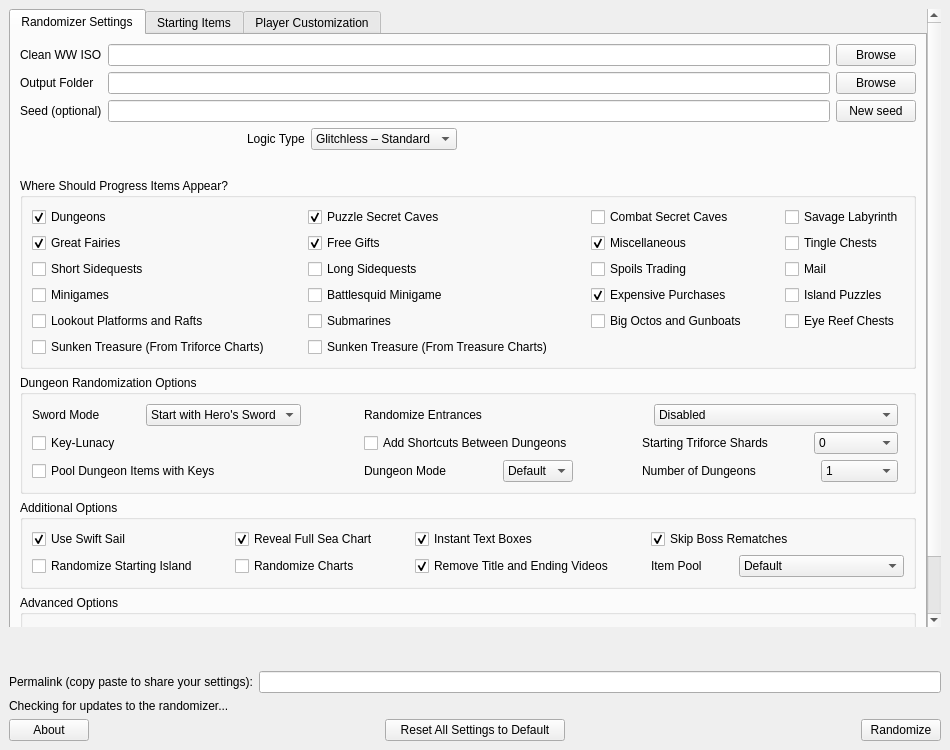
Qt form wwr_ui/randomizer_window.ui (wooferzfg/wwrando) before a commit.
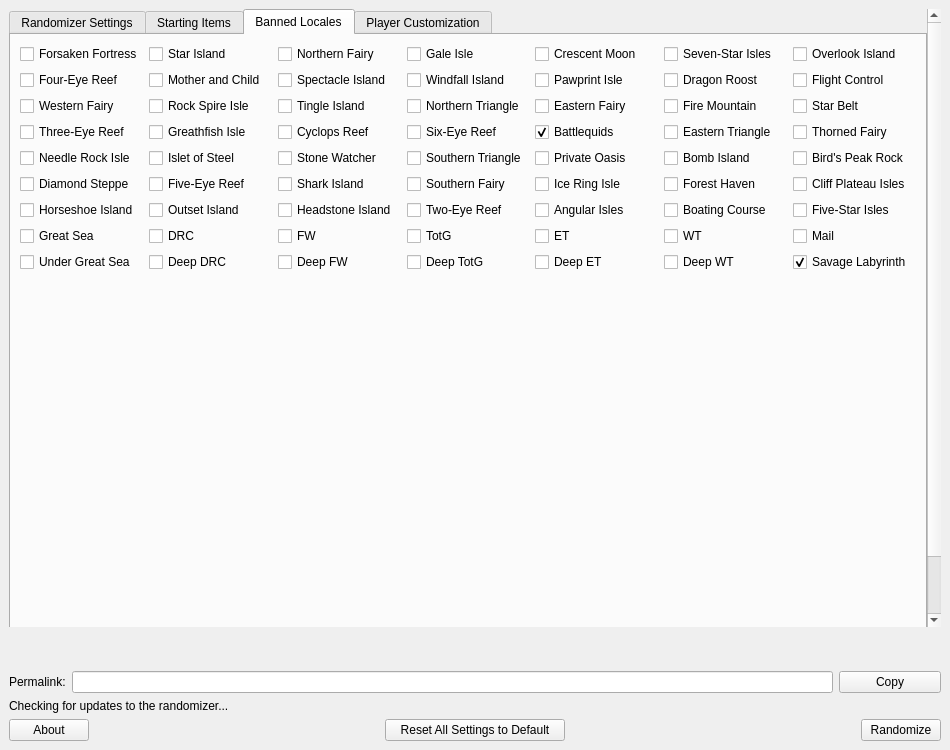
The same form after that commit. The open tabs and pages were chosen to show the change.

Patch:
```diff
--- a/wwr_ui/randomizer_window.ui
+++ b/wwr_ui/randomizer_window.ui
@@ -50,6 +50,12 @@
           <property name="enabled">
            <bool>true</bool>
           </property>
+          <property name="sizePolicy">
+           <sizepolicy hsizetype="Preferred" vsizetype="Preferred">
+            <horstretch>0</horstretch>
+            <verstretch>0</verstretch>
+           </sizepolicy>
+          </property>
           <property name="currentIndex">
            <number>0</number>
           </property>
@@ -237,41 +243,48 @@
                <string>Where Should Progress Items Appear?</string>
               </property>
               <layout class="QGridLayout" name="gridLayout_2">
-               <item row="6" column="2">
-                <widget class="QCheckBox" name="progression_battlesquid">
+               <item row="0" column="0">
+                <widget class="QCheckBox" name="progression_dungeons">
                  <property name="text">
-                  <string>Battlesquid Minigame</string>
+                  <string>Dungeons</string>
                  </property>
                 </widget>
                </item>
-               <item row="6" column="0">
-                <widget class="QCheckBox" name="progression_minigames">
+               <item row="5" column="1">
+                <widget class="QCheckBox" name="progression_long_sidequests">
                  <property name="text">
-                  <string>Minigames</string>
+                  <string>Long Sidequests</string>
                  </property>
                 </widget>
                </item>
-               <item row="7" column="4">
-                <widget class="QCheckBox" name="progression_big_octos_gunboats">
+               <item row="5" column="2">
+                <widget class="QCheckBox" name="progression_spoils_trading">
                  <property name="text">
                   <string>Big Octos and Gunboats</string>
                  </property>
                 </widget>
                </item>
-               <item row="0" column="1">
-                <spacer name="horizontalSpacer_7">
-                 <property name="orientation">
-                  <enum>Qt::Horizontal</enum>
+               <item row="5" column="0">
+                <widget class="QCheckBox" name="progression_short_sidequests">
+                 <property name="text">
+                  <string>Short Sidequests</string>
                  </property>
-                 <property name="sizeHint" stdset="0">
-                  <size>
-                   <width>40</width>
-                   <height>20</height>
-                  </size>
+                 <property name="checked">
+                  <bool>true</bool>
                  </property>
-                </spacer>
+                </widget>
                </item>
-               <item row="6" column="4">
+               <item row="8" column="2">
+                <widget class="QCheckBox" name="progression_free_gifts">
+                 <property name="text">
+                  <string>Free Gifts</string>
+                 </property>
+                 <property name="checked">
+                  <bool>true</bool>
+                 </property>
+                </widget>
+               </item>
+               <item row="7" column="2">
                 <widget class="QCheckBox" name="progression_expensive_purchases">
                  <property name="text">
                   <string>Expensive Purchases</string>
@@ -281,8 +294,8 @@
                  </property>
                 </widget>
                </item>
-               <item row="1" column="0">
-                <widget class="QCheckBox" name="progression_great_fairies">
+               <item row="7" column="0">
+                <widget class="QCheckBox" name="progression_short_minigames">
                  <property name="text">
                   <string>Great Fairies</string>
                  </property>
@@ -291,31 +304,14 @@
                  </property>
                 </widget>
                </item>
-               <item row="0" column="4">
-                <widget class="QCheckBox" name="progression_combat_secret_caves">
+               <item row="10" column="0" colspan="2">
+                <widget class="QCheckBox" name="progression_triforce_charts">
                  <property name="text">
                   <string>Combat Secret Caves</string>
                  </property>
                 </widget>
                </item>
-               <item row="0" column="6">
-                <widget class="QCheckBox" name="progression_savage_labyrinth">
-                 <property name="text">
-                  <string>Savage Labyrinth</string>
-                 </property>
-                </widget>
-               </item>
-               <item row="1" column="4">
-                <widget class="QCheckBox" name="progression_misc">
-                 <property name="text">
-                  <string>Miscellaneous</string>
-                 </property>
-                 <property name="checked">
-                  <bool>true</bool>
-                 </property>
-                </widget>
-               </item>
-               <item row="0" column="2">
+               <item row="0" column="1">
                 <widget class="QCheckBox" name="progression_puzzle_secret_caves">
                  <property name="text">
                   <string>Puzzle Secret Caves</string>
@@ -325,87 +321,90 @@
                  </property>
                 </widget>
                </item>
-               <item row="7" column="6">
+               <item row="8" column="3">
+                <widget class="QCheckBox" name="progression_misc">
+                 <property name="text">
+                  <string>Miscellaneous</string>
+                 </property>
+                 <property name="checkable">
+                  <bool>true</bool>
+                 </property>
+                 <property name="checked">
+                  <bool>false</bool>
+                 </property>
+                </widget>
+               </item>
+               <item row="10" column="2" colspan="2">
+                <widget class="QCheckBox" name="progression_treasure_charts">
+                 <property name="text">
+                  <string>Sunken Treasure (From Treasure Charts)</string>
+                 </property>
+                </widget>
+               </item>
+               <item row="8" column="1">
                 <widget class="QCheckBox" name="progression_eye_reef_chests">
                  <property name="text">
                   <string>Eye Reef Chests</string>
                  </property>
                 </widget>
                </item>
-               <item row="4" column="6">
-                <widget class="QCheckBox" name="progression_mail">
+               <item row="1" column="3">
+                <widget class="QCheckBox" name="progression_long_combat_trials">
                  <property name="text">
-                  <string>Mail</string>
+                  <string>Long Combat Trials</string>
                  </property>
                 </widget>
                </item>
-               <item row="1" column="6">
+               <item row="7" column="1">
+                <widget class="QCheckBox" name="progression_long_minigames">
+                 <property name="text">
+                  <string>Long Minigames</string>
+                 </property>
+                </widget>
+               </item>
+               <item row="1" column="0">
                 <widget class="QCheckBox" name="progression_tingle_chests">
                  <property name="text">
                   <string>Tingle Chests</string>
                  </property>
                 </widget>
                </item>
-               <item row="6" column="6">
-                <widget class="QCheckBox" name="progression_island_puzzles">
+               <item row="1" column="1">
+                <widget class="QCheckBox" name="progression_great_fairies">
                  <property name="text">
                   <string>Island Puzzles</string>
                  </property>
                 </widget>
                </item>
-               <item row="7" column="0">
+               <item row="0" column="3">
+                <widget class="QCheckBox" name="progression_combat_secret_caves">
+                 <property name="text">
+                  <string>Combat Secret Caves</string>
+                 </property>
+                </widget>
+               </item>
+               <item row="0" column="2">
+                <widget class="QCheckBox" name="progression_mixed_secret_caves">
+                 <property name="text">
+                  <string>Mixed Secret Caves</string>
+                 </property>
+                </widget>
+               </item>
+               <item row="5" column="3">
                 <widget class="QCheckBox" name="progression_platforms_rafts">
                  <property name="text">
                   <string>Lookout Platforms and Rafts</string>
                  </property>
                 </widget>
                </item>
-               <item row="4" column="2">
-                <widget class="QCheckBox" name="progression_long_sidequests">
+               <item row="1" column="2">
+                <widget class="QCheckBox" name="progression_island_puzzles">
                  <property name="text">
                   <string>Long Sidequests</string>
                  </property>
                 </widget>
                </item>
-               <item row="0" column="0">
-                <widget class="QCheckBox" name="progression_dungeons">
-                 <property name="text">
-                  <string>Dungeons</string>
-                 </property>
-                 <property name="checked">
-                  <bool>true</bool>
-                 </property>
-                </widget>
-               </item>
-               <item row="4" column="0">
-                <widget class="QCheckBox" name="progression_short_sidequests">
-                 <property name="text">
-                  <string>Short Sidequests</string>
-                 </property>
-                </widget>
-               </item>
-               <item row="9" column="2">
-                <widget class="QCheckBox" name="progression_treasure_charts">
-                 <property name="text">
-                  <string>Sunken Treasure (From Treasure Charts)</string>
-                 </property>
-                </widget>
-               </item>
-               <item row="4" column="4">
-                <widget class="QCheckBox" name="progression_spoils_trading">
-                 <property name="text">
-                  <string>Spoils Trading</string>
-                 </property>
-                </widget>
-               </item>
-               <item row="9" column="0">
-                <widget class="QCheckBox" name="progression_triforce_charts">
-                 <property name="text">
-                  <string>Sunken Treasure (From Triforce Charts)</string>
-                 </property>
-                </widget>
-               </item>
-               <item row="7" column="2">
+               <item row="8" column="0">
                 <widget class="QCheckBox" name="progression_submarines">
                  <property name="text">
                   <string>Submarines</string>
@@ -415,34 +414,8 @@
                  </property>
                 </widget>
                </item>
-               <item row="0" column="3">
-                <spacer name="horizontalSpacer_8">
-                 <property name="orientation">
-                  <enum>Qt::Horizontal</enum>
-                 </property>
-                 <property name="sizeHint" stdset="0">
-                  <size>
-                   <width>40</width>
-                   <height>20</height>
-                  </size>
-                 </property>
-                </spacer>
-               </item>
-               <item row="0" column="5">
-                <spacer name="horizontalSpacer_9">
-                 <property name="orientation">
-                  <enum>Qt::Horizontal</enum>
-                 </property>
-                 <property name="sizeHint" stdset="0">
-                  <size>
-                   <width>40</width>
-                   <height>20</height>
-                  </size>
-                 </property>
-                </spacer>
-               </item>
-               <item row="1" column="2">
-                <widget class="QCheckBox" name="progression_free_gifts">
+               <item row="7" column="3">
+                <widget class="QCheckBox" name="progression_big_octos_gunboats">
                  <property name="text">
                   <string>Free Gifts</string>
                  </property>
@@ -1333,6 +1306,493 @@
               </item>
              </layout>
             </item>
+            <item>
+             <spacer name="spacer_below_starting_health">
+              <property name="orientation">
+               <enum>Qt::Vertical</enum>
+              </property>
+              <property name="sizeHint" stdset="0">
+               <size>
+                <width>20</width>
+                <height>40</height>
+               </size>
+              </property>
+             </spacer>
+            </item>
+           </layout>
+          </widget>
+          <widget class="QWidget" name="tab_for_locales">
+           <attribute name="title">
+            <string>Banned Locales</string>
+           </attribute>
+           <layout class="QVBoxLayout" name="verticalLayout_99" stretch="2,2">
+            <item>
+             <layout class="QGridLayout" name="grid_for_locales">
+              <item row="2" column="1">
+               <widget class="QCheckBox" name="locale_rock_spire">
+                <property name="text">
+                 <string>Rock Spire Isle</string>
+                </property>
+               </widget>
+              </item>
+              <item row="2" column="6">
+               <widget class="QCheckBox" name="locale_star_belt">
+                <property name="text">
+                 <string>Star Belt</string>
+                </property>
+               </widget>
+              </item>
+              <item row="1" column="5">
+               <widget class="QCheckBox" name="locale_dragon_roost_island">
+                <property name="text">
+                 <string>Dragon Roost</string>
+                </property>
+               </widget>
+              </item>
+              <item row="1" column="1">
+               <widget class="QCheckBox" name="locale_mother_child">
+                <property name="text">
+                 <string>Mother and Child</string>
+                </property>
+               </widget>
+              </item>
+              <item row="1" column="3">
+               <widget class="QCheckBox" name="locale_windfall">
+                <property name="text">
+                 <string>Windfall Island</string>
+                </property>
+               </widget>
+              </item>
+              <item row="8" column="2">
+               <widget class="QCheckBox" name="locale_deep_fw">
+                <property name="text">
+                 <string>Deep FW</string>
+                </property>
+               </widget>
+              </item>
+              <item row="1" column="4">
+               <widget class="QCheckBox" name="locale_pawprint">
+                <property name="text">
+                 <string>Pawprint Isle</string>
+                </property>
+               </widget>
+              </item>
+              <item row="5" column="4">
+               <widget class="QCheckBox" name="locale_ice_ring">
+                <property name="text">
+                 <string>Ice Ring Isle</string>
+                </property>
+               </widget>
+              </item>
+              <item row="4" column="6">
+               <widget class="QCheckBox" name="locale_birds_peak">
+                <property name="text">
+                 <string>Bird's Peak Rock</string>
+                </property>
+               </widget>
+              </item>
+              <item row="8" column="1">
+               <widget class="QCheckBox" name="locale_deep_drc">
+                <property name="text">
+                 <string>Deep DRC</string>
+                </property>
+               </widget>
+              </item>
+              <item row="1" column="6">
+               <widget class="QCheckBox" name="locale_flight_control">
+                <property name="text">
+                 <string>Flight Control</string>
+                </property>
+               </widget>
+              </item>
+              <item row="3" column="2">
+               <widget class="QCheckBox" name="locale_cyclops">
+                <property name="text">
+                 <string>Cyclops Reef</string>
+                </property>
+               </widget>
+              </item>
+              <item row="5" column="3">
+               <widget class="QCheckBox" name="locale_southern_fairy">
+                <property name="text">
+                 <string>Southern Fairy</string>
+                </property>
+               </widget>
+              </item>
+              <item row="6" column="2">
+               <widget class="QCheckBox" name="locale_headstone">
+                <property name="text">
+                 <string>Headstone Island</string>
+                </property>
+               </widget>
+              </item>
+              <item row="8" column="6">
+               <widget class="QCheckBox" name="locale_savage">
+                <property name="text">
+                 <string>Savage Labyrinth</string>
+                </property>
+                <property name="checked">
+                 <bool>true</bool>
+                </property>
+               </widget>
+              </item>
+              <item row="7" column="6">
+               <widget class="QCheckBox" name="locale_mail">
+                <property name="text">
+                 <string>Mail</string>
+                </property>
+               </widget>
+              </item>
+              <item row="3" column="5">
+               <widget class="QCheckBox" name="locale_eastern_triangle">
+                <property name="text">
+                 <string>Eastern Triangle</string>
+                </property>
+               </widget>
+              </item>
+              <item row="8" column="5">
+               <widget class="QCheckBox" name="locale_deep_wt">
+                <property name="text">
+                 <string>Deep WT</string>
+                </property>
+               </widget>
+              </item>
+              <item row="8" column="3">
+               <widget class="QCheckBox" name="locale_deep_totg">
+                <property name="text">
+                 <string>Deep TotG</string>
+                </property>
+               </widget>
+              </item>
+              <item row="4" column="3">
+               <widget class="QCheckBox" name="locale_southern_triangle">
+                <property name="text">
+                 <string>Southern Triangle</string>
+                </property>
+               </widget>
+              </item>
+              <item row="4" column="5">
+               <widget class="QCheckBox" name="locale_bomb">
+                <property name="text">
+                 <string>Bomb Island</string>
+                </property>
+               </widget>
+              </item>
+              <item row="0" column="0">
+               <widget class="QCheckBox" name="locale_ff">
+                <property name="text">
+                 <string>Forsaken Fortress</string>
+                </property>
+               </widget>
+              </item>
+              <item row="5" column="1">
+               <widget class="QCheckBox" name="locale_five_eye">
+                <property name="text">
+                 <string>Five-Eye Reef</string>
+                </property>
+               </widget>
+              </item>
+              <item row="6" column="5">
+               <widget class="QCheckBox" name="locale_boating_course">
+                <property name="text">
+                 <string>Boating Course</string>
+                </property>
+               </widget>
+              </item>
+              <item row="1" column="2">
+               <widget class="QCheckBox" name="locale_spectacle">
+                <property name="text">
+                 <string>Spectacle Island</string>
+                </property>
+               </widget>
+              </item>
+              <item row="5" column="5">
+               <widget class="QCheckBox" name="locale_forest_haven">
+                <property name="text">
+                 <string>Forest Haven</string>
+                </property>
+               </widget>
+              </item>
+              <item row="6" column="4">
+               <widget class="QCheckBox" name="locale_angular">
+                <property name="text">
+                 <string>Angular Isles</string>
+                </property>
+               </widget>
+              </item>
+              <item row="0" column="5">
+               <widget class="QCheckBox" name="locale_seven_star">
+                <property name="text">
+                 <string>Seven-Star Isles</string>
+                </property>
+               </widget>
+              </item>
+              <item row="2" column="4">
+               <widget class="QCheckBox" name="locale_eastern_fairy">
+                <property name="text">
+                 <string>Eastern Fairy</string>
+                </property>
+               </widget>
+              </item>
+              <item row="1" column="0">
+               <widget class="QCheckBox" name="locale_four_eye">
+                <property name="text">
+                 <string>Four-Eye Reef</string>
+                </property>
+               </widget>
+              </item>
+              <item row="0" column="1">
+               <widget class="QCheckBox" name="locale_star">
+                <property name="text">
+                 <string>Star Island</string>
+                </property>
+               </widget>
+              </item>
+              <item row="2" column="2">
+               <widget class="QCheckBox" name="locale_tingle">
+                <property name="text">
+                 <string>Tingle Island</string>
+                </property>
+               </widget>
+              </item>
+              <item row="0" column="4">
+               <widget class="QCheckBox" name="locale_crescent">
+                <property name="text">
+                 <string>Crescent Moon</string>
+                </property>
+               </widget>
+              </item>
+              <item row="2" column="0">
+               <widget class="QCheckBox" name="locale_western_fairy">
+                <property name="text">
+                 <string>Western Fairy</string>
+                </property>
+               </widget>
+              </item>
+              <item row="5" column="2">
+               <widget class="QCheckBox" name="locale_shark">
+                <property name="text">
+                 <string>Shark Island</string>
+                </property>
+               </widget>
+              </item>
+              <item row="8" column="4">
+               <widget class="QCheckBox" name="locale_deep_et">
+                <property name="text">
+                 <string>Deep ET</string>
+                </property>
+               </widget>
+              </item>
+              <item row="7" column="4">
+               <widget class="QCheckBox" name="locale_et">
+                <property name="text">
+                 <string>ET</string>
+                </property>
+               </widget>
+              </item>
+              <item row="3" column="4">
+               <widget class="QCheckBox" name="locale_battlesquid">
+                <property name="text">
+                 <string>Battlequids</string>
+                </property>
+                <property name="checked">
+                 <bool>true</bool>
+                </property>
+               </widget>
+              </item>
+              <item row="6" column="0">
+               <widget class="QCheckBox" name="locale_horseshoe">
+                <property name="text">
+                 <string>Horseshoe Island</string>
+                </property>
+               </widget>
+              </item>
+              <item row="3" column="0">
+               <widget class="QCheckBox" name="locale_three_eye">
+                <property name="text">
+                 <string>Three-Eye Reef</string>
+                </property>
+               </widget>
+              </item>
+              <item row="7" column="5">
+               <widget class="QCheckBox" name="locale_wt">
+                <property name="text">
+                 <string>WT</string>
+                </property>
+               </widget>
+              </item>
+              <item row="5" column="0">
+               <widget class="QCheckBox" name="locale_diamond_steppe">
+                <property name="text">
+                 <string>Diamond Steppe</string>
+                </property>
+               </widget>
+              </item>
+              <item row="4" column="0">
+               <widget class="QCheckBox" name="locale_needle_rock">
+                <property name="text">
+                 <string>Needle Rock Isle</string>
+                </property>
+               </widget>
+              </item>
+              <item row="4" column="2">
+               <widget class="QCheckBox" name="locale_stone_watcher">
+                <property name="text">
+                 <string>Stone Watcher</string>
+                </property>
+               </widget>
+              </item>
+              <item row="0" column="3">
+               <widget class="QCheckBox" name="locale_gale">
+                <property name="text">
+                 <string>Gale Isle</string>
+                </property>
+               </widget>
+              </item>
+              <item row="8" column="0">
+               <widget class="QCheckBox" name="locale_under_great_sea">
+                <property name="text">
+                 <string>Under Great Sea</string>
+                </property>
+               </widget>
+              </item>
+              <item row="2" column="5">
+               <widget class="QCheckBox" name="locale_fire_mountain">
+                <property name="text">
+                 <string>Fire Mountain</string>
+                </property>
+               </widget>
+              </item>
+              <item row="7" column="0">
+               <widget class="QCheckBox" name="locale_great_sea">
+                <property name="text">
+                 <string>Great Sea</string>
+                </property>
+               </widget>
+              </item>
+              <item row="0" column="6">
+               <widget class="QCheckBox" name="locale_overlook">
+                <property name="text">
+                 <string>Overlook Island</string>
+                </property>
+               </widget>
+              </item>
+              <item row="3" column="3">
+               <widget class="QCheckBox" name="locale_six_eye">
+                <property name="text">
+                 <string>Six-Eye Reef</string>
+                </property>
+               </widget>
+              </item>
+              <item row="2" column="3">
+               <widget class="QCheckBox" name="locale_northern_triangle">
+                <property name="text">
+                 <string>Northern Triangle</string>
+                </property>
+               </widget>
+              </item>
+              <item row="3" column="1">
+               <widget class="QCheckBox" name="locale_greatfish">
+                <property name="text">
+                 <string>Greathfish Isle</string>
+                </property>
+               </widget>
+              </item>
+              <item row="0" column="2">
+               <widget class="QCheckBox" name="locale_northern_fairy">
+                <property name="text">
+                 <string>Northern Fairy</string>
+                </property>
+               </widget>
+              </item>
+              <item row="4" column="4">
+               <widget class="QCheckBox" name="locale_private_oasis">
+                <property name="text">
+                 <string>Private Oasis</string>
+                </property>
+               </widget>
+              </item>
+              <item row="3" column="6">
+               <widget class="QCheckBox" name="locale_thorned_fairy">
+                <property name="text">
+                 <string>Thorned Fairy</string>
+                </property>
+               </widget>
+              </item>
+              <item row="7" column="1">
+               <widget class="QCheckBox" name="locale_drc">
+                <property name="text">
+                 <string>DRC</string>
+                </property>
+               </widget>
+              </item>
+              <item row="4" column="1">
+               <widget class="QCheckBox" name="locale_islet">
+                <property name="text">
+                 <string>Islet of Steel</string>
+                </property>
+               </widget>
+              </item>
+              <item row="7" column="3">
+               <widget class="QCheckBox" name="locale_totg">
+                <property name="text">
+                 <string>TotG</string>
+                </property>
+               </widget>
+              </item>
+              <item row="5" column="6">
+               <widget class="QCheckBox" name="locale_cliff_plateau">
+                <property name="text">
+                 <string>Cliff Plateau Isles</string>
+                </property>
+               </widget>
+              </item>
+              <item row="6" column="1">
+               <widget class="QCheckBox" name="locale_outset">
+                <property name="text">
+                 <string>Outset Island</string>
+                </property>
+               </widget>
+              </item>
+              <item row="6" column="3">
+               <widget class="QCheckBox" name="locale_two_eye">
+                <property name="text">
+                 <string>Two-Eye Reef</string>
+                </property>
+               </widget>
+              </item>
+              <item row="6" column="6">
+               <widget class="QCheckBox" name="locale_five_star">
+                <property name="text">
+                 <string>Five-Star Isles</string>
+                </property>
+               </widget>
+              </item>
+              <item row="7" column="2">
+               <widget class="QCheckBox" name="locale_fw">
+                <property name="text">
+                 <string>FW</string>
+                </property>
+               </widget>
+              </item>
+             </layout>
+            </item>
+            <item>
+             <spacer name="spacer_for_locale">
+              <property name="orientation">
+               <enum>Qt::Vertical</enum>
+              </property>
+              <property name="sizeType">
+               <enum>QSizePolicy::Preferred</enum>
+              </property>
+              <property name="sizeHint" stdset="0">
+               <size>
+                <width>20</width>
+                <height>40</height>
+               </size>
+              </property>
+             </spacer>
+            </item>
            </layout>
           </widget>
           <widget class="QWidget" name="tab_for_model_customization">
@@ -1581,17 +2041,24 @@
      </widget>
     </item>
     <item>
-     <layout class="QHBoxLayout" name="layout_for_permalink">
+     <layout class="QHBoxLayout" name="layout_for_permalink" stretch="1,15,2">
       <item>
        <widget class="QLabel" name="label_for_permalink">
         <property name="text">
-         <string>Permalink (copy paste to share your settings):</string>
+         <string>Permalink:</string>
         </property>
        </widget>
       </item>
       <item>
        <widget class="QLineEdit" name="permalink"/>
       </item>
+      <item>
+       <widget class="QPushButton" name="copy_button">
+        <property name="text">
+         <string>Copy</string>
+        </property>
+       </widget>
+      </item>
      </layout>
     </item>
     <item>
```
Left out of the diff: 103 changed lines with no effect on the pictures.
